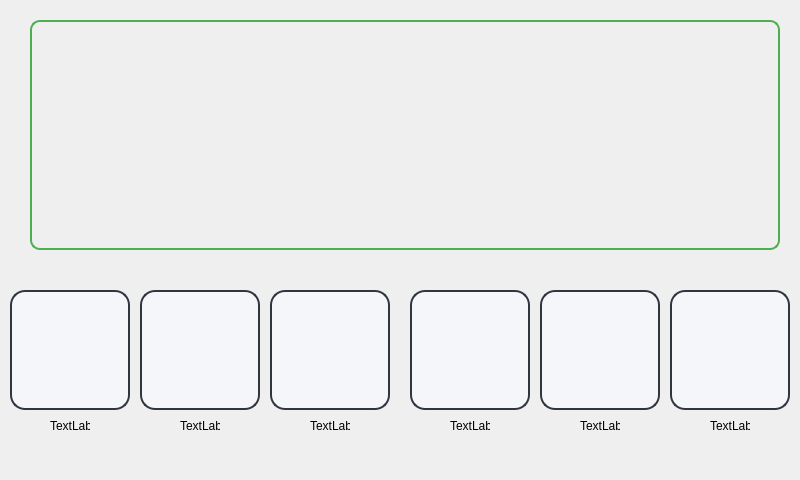
Qt form CarMachineSystem/mainwindow.ui (1bailan/Car-machine-system) before a commit.
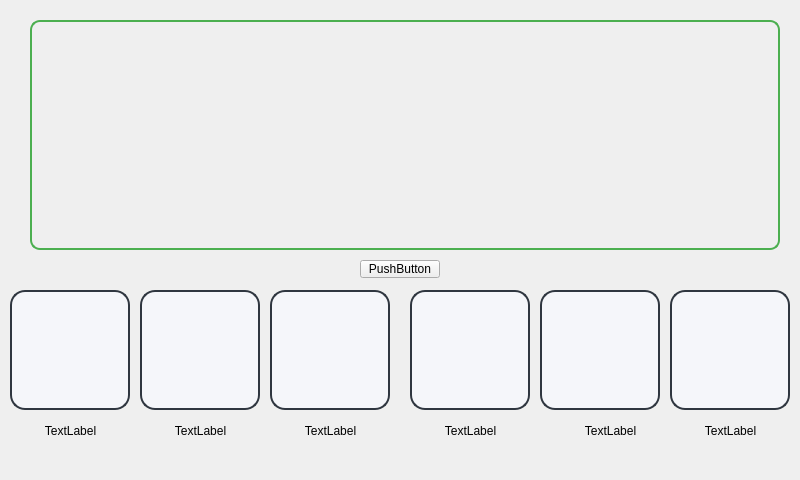
The same form after that commit. Custom widgets are drawn as their Qt base class.

Patch:
```diff
--- a/CarMachineSystem/mainwindow.ui
+++ b/CarMachineSystem/mainwindow.ui
@@ -14,7 +14,12 @@
    <string>MainWindow</string>
   </property>
   <property name="styleSheet">
-   <string notr="true"/>
+   <string notr="true">/* 设置窗口边框样式 */
+QWidget#weatherWg {
+    border: 2px solid #4CAF50;
+    border-radius: 10px;
+    padding: 10px;
+}</string>
   </property>
   <widget class="QWidget" name="centralwidget">
    <widget class="SetBt" name="customButton" native="true">
@@ -182,79 +187,110 @@
    <widget class="QLabel" name="label">
     <property name="geometry">
      <rect>
-      <x>50</x>
+      <x>40</x>
       <y>420</y>
-      <width>40</width>
-      <height>12</height>
+      <width>61</width>
+      <height>21</height>
      </rect>
     </property>
     <property name="text">
      <string>TextLabel</string>
     </property>
+    <property name="alignment">
+     <set>Qt::AlignCenter</set>
+    </property>
    </widget>
    <widget class="QLabel" name="label_2">
     <property name="geometry">
      <rect>
-      <x>180</x>
+      <x>170</x>
       <y>420</y>
-      <width>40</width>
-      <height>12</height>
+      <width>61</width>
+      <height>21</height>
      </rect>
     </property>
     <property name="text">
      <string>TextLabel</string>
     </property>
+    <property name="alignment">
+     <set>Qt::AlignCenter</set>
+    </property>
    </widget>
    <widget class="QLabel" name="label_3">
     <property name="geometry">
      <rect>
-      <x>310</x>
+      <x>300</x>
       <y>420</y>
-      <width>40</width>
-      <height>12</height>
+      <width>61</width>
+      <height>21</height>
      </rect>
     </property>
     <property name="text">
      <string>TextLabel</string>
     </property>
+    <property name="alignment">
+     <set>Qt::AlignCenter</set>
+    </property>
    </widget>
    <widget class="QLabel" name="label_4">
     <property name="geometry">
      <rect>
-      <x>450</x>
+      <x>440</x>
       <y>420</y>
-      <width>40</width>
-      <height>12</height>
+      <width>61</width>
+      <height>21</height>
      </rect>
     </property>
     <property name="text">
      <string>TextLabel</string>
     </property>
+    <property name="alignment">
+     <set>Qt::AlignCenter</set>
+    </property>
    </widget>
    <widget class="QLabel" name="label_5">
     <property name="geometry">
      <rect>
       <x>580</x>
       <y>420</y>
-      <width>40</width>
-      <height>12</height>
+      <width>61</width>
+      <height>21</height>
      </rect>
     </property>
     <property name="text">
      <string>TextLabel</string>
     </property>
+    <property name="alignment">
+     <set>Qt::AlignCenter</set>
+    </property>
    </widget>
    <widget class="QLabel" name="label_6">
     <property name="geometry">
      <rect>
-      <x>710</x>
+      <x>700</x>
       <y>420</y>
-      <width>40</width>
-      <height>12</height>
+      <width>61</width>
+      <height>21</height>
      </rect>
     </property>
     <property name="text">
      <string>TextLabel</string>
+    </property>
+    <property name="alignment">
+     <set>Qt::AlignCenter</set>
+    </property>
+   </widget>
+   <widget class="QPushButton" name="someButton">
+    <property name="geometry">
+     <rect>
+      <x>360</x>
+      <y>260</y>
+      <width>80</width>
+      <height>18</height>
+     </rect>
+    </property>
+    <property name="text">
+     <string>PushButton</string>
     </property>
    </widget>
   </widget>
```
Left out of the diff: 7 changed lines with no effect on the pictures.
